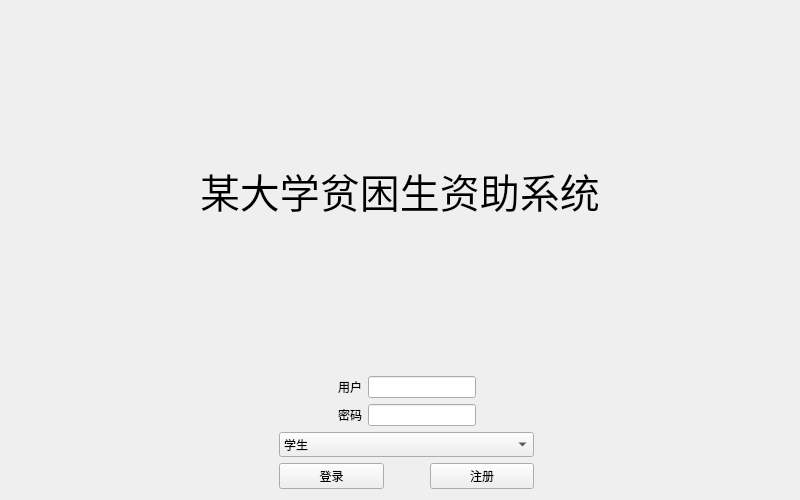
First picture: the form in UI/login.ui, repository smallpip/fund_system, before the edit.
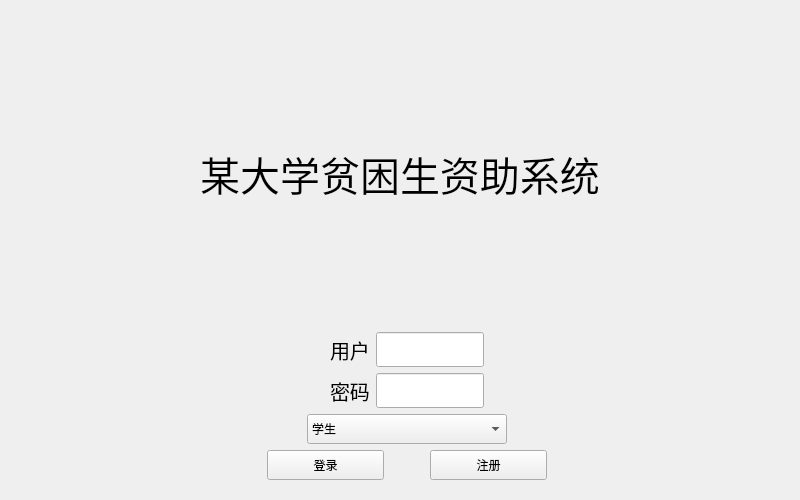
Second picture: the form after the edit. Icons and pictures are not drawn.

The edit to the form file:
```diff
--- a/UI/login.ui
+++ b/UI/login.ui
@@ -31,10 +31,13 @@
         <property name="windowTitle">
             <string>Win_Login</string>
         </property>
+  <layout class="QVBoxLayout" name="verticalLayout_4">
+   <item>
+    <widget class="QWidget" name="widget" native="true">
         <layout class="QVBoxLayout" name="verticalLayout_3">
             <item>
                 <layout class="QVBoxLayout" name="verticalLayout_2">
-                    <item alignment="Qt::AlignHCenter|Qt::AlignVCenter">
+        <item>
                         <widget class="QLabel" name="lable_login">
                             <property name="font">
                                 <font>
@@ -42,9 +45,15 @@
                                     <pointsize>30</pointsize>
                                 </font>
                             </property>
+          <property name="layoutDirection">
+           <enum>Qt::LeftToRight</enum>
+          </property>
                             <property name="text">
                                 <string>某大学贫困生资助系统</string>
                             </property>
+          <property name="alignment">
+           <set>Qt::AlignCenter</set>
+          </property>
                         </widget>
                     </item>
                     <item>
@@ -81,7 +90,7 @@
                             <item>
                                 <layout class="QVBoxLayout" name="verticalLayout">
                                     <item>
-                                        <layout class="QHBoxLayout" name="horizontalLayout">
+             <layout class="QHBoxLayout" name="horizontalLayout_2">
                                             <item>
                                                 <spacer name="horizontalSpacer_2">
                                                     <property name="orientation">
@@ -100,6 +109,7 @@
                                                     <property name="font">
                                                         <font>
                                                             <family>黑体</family>
+                  <pointsize>15</pointsize>
                                                         </font>
                                                     </property>
                                                     <property name="text">
@@ -108,7 +118,20 @@
                                                 </widget>
                                             </item>
                                             <item>
-                                                <widget class="QLineEdit" name="edit_username"/>
+               <widget class="QLineEdit" name="edit_username">
+                <property name="minimumSize">
+                 <size>
+                  <width>0</width>
+                  <height>35</height>
+                 </size>
+                </property>
+                <property name="maximumSize">
+                 <size>
+                  <width>16777215</width>
+                  <height>35</height>
+                 </size>
+                </property>
+               </widget>
                                             </item>
                                             <item>
                                                 <spacer name="horizontalSpacer">
@@ -126,7 +149,7 @@
                                         </layout>
                                     </item>
                                     <item>
-                                        <layout class="QHBoxLayout" name="horizontalLayout_2">
+             <layout class="QHBoxLayout" name="horizontalLayout_4">
                                             <item>
                                                 <spacer name="horizontalSpacer_5">
                                                     <property name="orientation">
@@ -145,6 +168,7 @@
                                                     <property name="font">
                                                         <font>
                                                             <family>黑体</family>
+                  <pointsize>15</pointsize>
                                                         </font>
                                                     </property>
                                                     <property name="text">
@@ -154,6 +178,18 @@
                                             </item>
                                             <item>
                                                 <widget class="QLineEdit" name="edit_password">
+                <property name="minimumSize">
+                 <size>
+                  <width>0</width>
+                  <height>35</height>
+                 </size>
+                </property>
+                <property name="maximumSize">
+                 <size>
+                  <width>16777215</width>
+                  <height>35</height>
+                 </size>
+                </property>
                                                     <property name="echoMode">
                                                         <enum>QLineEdit::Password</enum>
                                                     </property>
@@ -175,7 +211,34 @@
                                         </layout>
                                     </item>
                                     <item>
+             <layout class="QHBoxLayout" name="horizontalLayout_5">
+              <item>
+               <spacer name="horizontalSpacer_9">
+                <property name="orientation">
+                 <enum>Qt::Horizontal</enum>
+                </property>
+                <property name="sizeHint" stdset="0">
+                 <size>
+                  <width>40</width>
+                  <height>20</height>
+                 </size>
+                </property>
+               </spacer>
+              </item>
+              <item>
                                         <widget class="QComboBox" name="combox_login">
+                <property name="minimumSize">
+                 <size>
+                  <width>200</width>
+                  <height>30</height>
+                 </size>
+                </property>
+                <property name="maximumSize">
+                 <size>
+                  <width>16777215</width>
+                  <height>30</height>
+                 </size>
+                </property>
                                             <property name="font">
                                                 <font>
                                                     <family>黑体</family>
@@ -194,9 +257,30 @@
                                         </widget>
                                     </item>
                                     <item>
-                                        <layout class="QHBoxLayout" name="horizontalLayout_4">
+               <spacer name="horizontalSpacer_8">
+                <property name="orientation">
+                 <enum>Qt::Horizontal</enum>
+                </property>
+                <property name="sizeHint" stdset="0">
+                 <size>
+                  <width>40</width>
+                  <height>20</height>
+                 </size>
+                </property>
+               </spacer>
+              </item>
+             </layout>
+            </item>
+            <item>
+             <layout class="QHBoxLayout" name="horizontalLayout_6">
                                             <item>
                                                 <widget class="QPushButton" name="button_login">
+                <property name="minimumSize">
+                 <size>
+                  <width>0</width>
+                  <height>30</height>
+                 </size>
+                </property>
                                                     <property name="font">
                                                         <font>
                                                             <family>黑体</family>
@@ -225,6 +309,12 @@
                                             </item>
                                             <item>
                                                 <widget class="QPushButton" name="button_register">
+                <property name="minimumSize">
+                 <size>
+                  <width>0</width>
+                  <height>30</height>
+                 </size>
+                </property>
                                                     <property name="font">
                                                         <font>
                                                             <family>黑体</family>
@@ -255,6 +345,9 @@
                         </layout>
                     </item>
                 </layout>
+      </item>
+     </layout>
+    </widget>
             </item>
         </layout>
     </widget>
```
Lines whose indentation alone changed are shown as unchanged.
